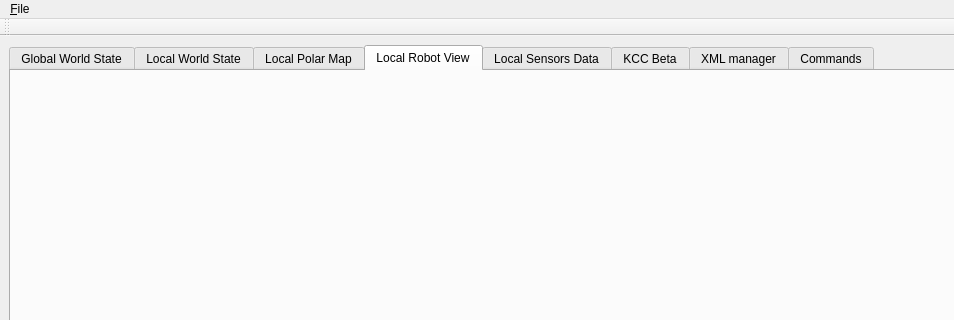
Before: the Qt Designer form src/GUITools/KMonitor/KMonitor.ui in kouretes/Monas, drawn with Qt 5; both pictures show x 0 to 954 and y 0 to 320 of the 1071 by 669 pixel window.
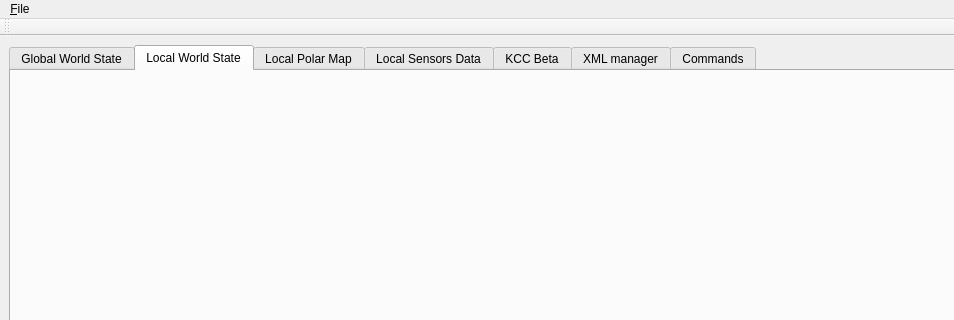
After: the same form once the commit is applied. The open tabs and pages were chosen to show the change. Custom widgets are drawn as their Qt base class.

Commit message: KLocView and KMonitor clean up

```diff
--- a/src/GUITools/KMonitor/KMonitor.ui
+++ b/src/GUITools/KMonitor/KMonitor.ui
@@ -38,12 +38,6 @@
        </attribute>
        <layout class="QHBoxLayout" name="horizontalLayout_7"/>
       </widget>
-      <widget class="KCamView" name="LCamTab">
-       <attribute name="title">
-        <string>Local Robot View</string>
-       </attribute>
-       <layout class="QHBoxLayout" name="horizontalLayout_8"/>
-      </widget>
       <widget class="SensorsController" name="LSDTab">
        <attribute name="title">
         <string>Local Sensors Data</string>
@@ -139,12 +133,6 @@
    <header>KSonarsController.h</header>
    <container>1</container>
   </customwidget>
-  <customwidget>
-   <class>KCamView</class>
-   <extends>QWidget</extends>
-   <header>KCamView.h</header>
-   <container>1</container>
-  </customwidget>
   <customwidget>
    <class>GlobalWorldController</class>
    <extends>QWidget</extends>
```
Left out of the diff: 2 changed lines with no effect on the pictures. The commit also changes 12 other files.
